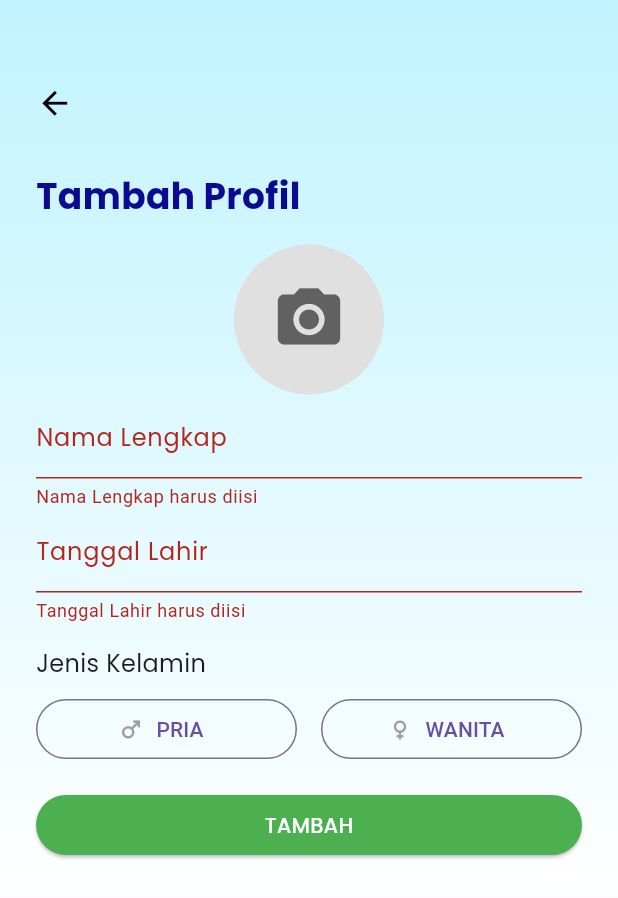
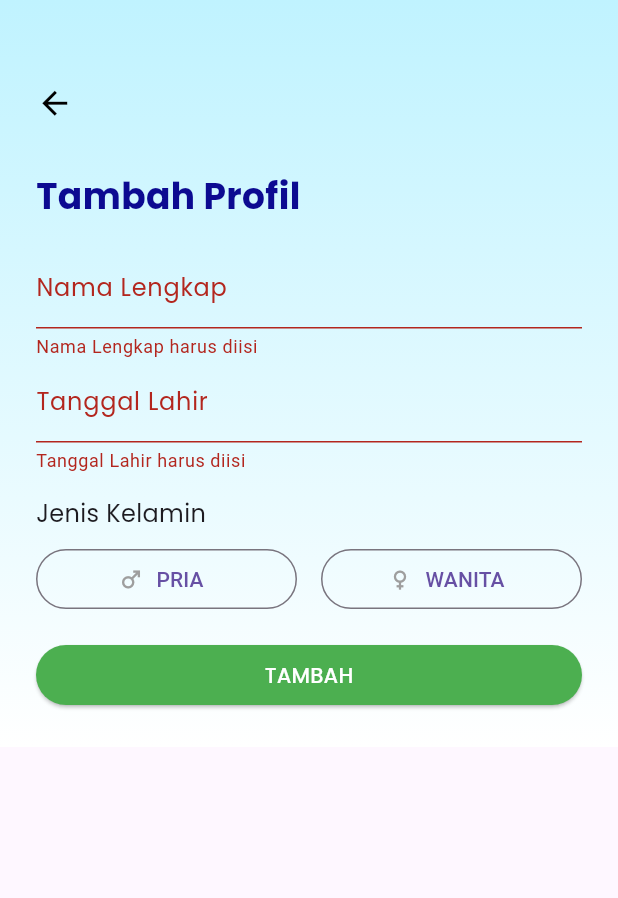
Before and after one commit to hafidzf25/medicare, a Flutter app: the TambahProfil screen opened directly, after a tap on "TAMBAH", on a phone screen of 412 x 824 dp. Shown: the top 898 px of the screen. Run offline on Flutter 3.47's test engine with Material 3 defaults, Android fonts, the phone set to English and light mode, and no system bars; our stand-ins replace flutter_bloc, flutter_countdown_timer, google_fonts, image_picker, table_calendar; missing offline and left inert: dart:html.

Commit message:
benerin uyey

```diff
--- a/source_code/lib/pages/tambahprofil.dart
+++ b/source_code/lib/pages/tambahprofil.dart
@@ -18,26 +18,6 @@ class _TambahProfilState extends State<TambahProfil> {
   String _name = '';
   DateTime? _dateOfBirth;
   String _gender = '';
-  Uint8List? _galleryImageBytes;
-
-  void getImageFromGallery() {
-    final input = html.FileUploadInputElement();
-    input.accept = 'image/*';
-    input.click();
-
-    input.onChange.listen((event) {
-      final file = input.files!.first;
-      final reader = html.FileReader();
-
-      reader.onLoad.listen((event) {
-        setState(() {
-          _galleryImageBytes = reader.result as Uint8List?;
-        });
-      });
-
-      reader.readAsArrayBuffer(file);
-    });
-  }
 
   @override
   Widget build(BuildContext context) {
@@ -79,25 +59,6 @@ class _TambahProfilState extends State<TambahProfil> {
                     ),
                   ),
                   SizedBox(height: 16.0),
-                  Center(
-                    child: GestureDetector(
-                      onTap: getImageFromGallery,
-                      child: CircleAvatar(
-                        radius: 50,
-                        backgroundColor: Colors.grey[300],
-                        backgroundImage: _galleryImageBytes != null
-                            ? MemoryImage(_galleryImageBytes!)
-                            : null,
-                        child: _galleryImageBytes == null
-                            ? Icon(
-                                Icons.camera_alt,
-                                size: 50,
-                                color: Colors.grey[700],
-                              )
-                            : null,
-                      ),
-                    ),
-                  ),
                   TextFormField(
                     decoration: InputDecoration(
                       labelText: 'Nama Lengkap',
@@ -216,21 +177,23 @@ class _TambahProfilState extends State<TambahProfil> {
                         if (_formKey.currentState!.validate()) {
                           _formKey.currentState!.save();
                           String base64Image = '';
-    if (_galleryImageBytes != null) {
-      base64Image = base64.encode(_galleryImageBytes!);
-    }
+
                           final authCubit = context.read<AuthCubit>();
-    authCubit.tambahProfilLain(
+                          authCubit
+                              .tambahProfilLain(
                             authCubit.state.userID,
                             _name,
                             _gender,
                             _dateOfBirth.toString(),
                             base64Image,
-    ).then((_) async {
-      await authCubit.getProfilLain(authCubit.dataProfil['id_user']);
+                          )
+                              .then((_) async {
+                            await authCubit
+                                .getProfilLain(authCubit.dataProfil['id_user']);
                             Navigator.push(
                               context,
-        MaterialPageRoute(builder: (context) => ProfilPasien()),
+                              MaterialPageRoute(
+                                  builder: (context) => ProfilPasien()),
                             );
                           }).catchError((error) {
                             // Handle error
@@ -238,9 +201,9 @@ class _TambahProfilState extends State<TambahProfil> {
                           });
                         }
                       },
-
                       style: ButtonStyle(
-                        backgroundColor: MaterialStateProperty.all<Color>(Colors.green),
+                        backgroundColor:
+                            MaterialStateProperty.all<Color>(Colors.green),
                       ),
                       child: Text(
                         'TAMBAH',
```
Also changed, not shown: source_code/lib/pages/profil.dart (+1 -14 lines), source_code/lib/pages/registrationPage.dart (+1 -19 lines), source_code/lib/pages/rekam_medis.dart (+1 -9 lines). Lines whose indentation alone changed are shown as unchanged.
